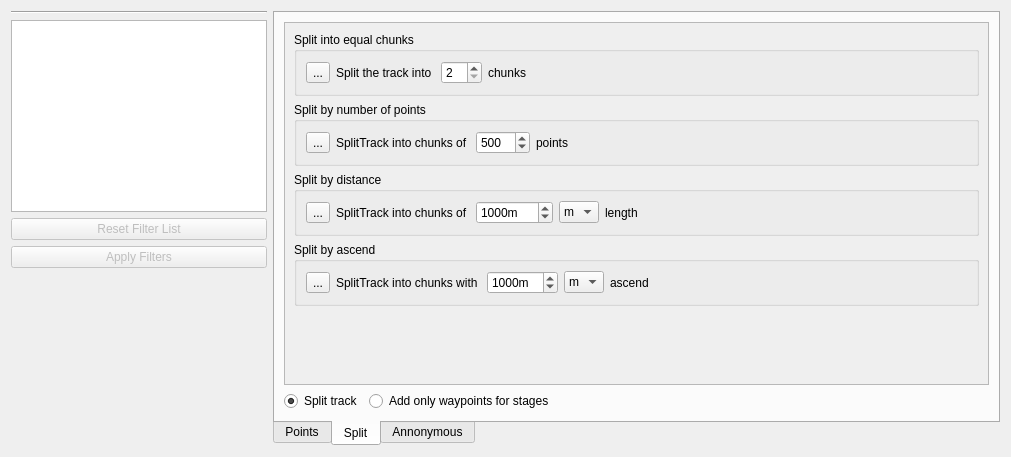
Before: the Qt Designer form src/ITrackFilterWidget.ui in ntruchsess/QLandkarteGT, drawn with Qt 5.
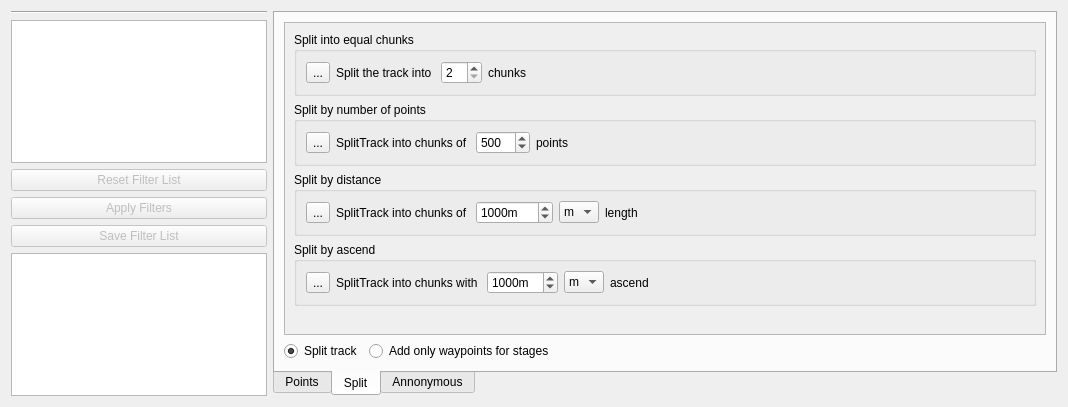
After: the same form once the commit is applied. The open tabs and pages were chosen to show the change. Icons and pictures are not drawn.

Commit message: store track filters

Patch:
```diff
--- a/src/ITrackFilterWidget.ui
+++ b/src/ITrackFilterWidget.ui
@@ -6,8 +6,8 @@
    <rect>
     <x>0</x>
     <y>0</y>
-    <width>1011</width>
-    <height>457</height>
+    <width>1068</width>
+    <height>407</height>
    </rect>
   </property>
   <property name="windowTitle">
@@ -68,22 +68,39 @@
       </widget>
      </item>
      <item>
-      <spacer name="verticalSpacer">
-       <property name="orientation">
-        <enum>Qt::Vertical</enum>
+      <widget class="QPushButton" name="pushSave">
+       <property name="enabled">
+        <bool>false</bool>
        </property>
-       <property name="sizeHint" stdset="0">
-        <size>
-         <width>20</width>
-         <height>40</height>
-        </size>
+       <property name="text">
+        <string>Save Filter List</string>
        </property>
-      </spacer>
+       <property name="icon">
+        <iconset resource="resources.qrc">
+         <normaloff>:/icons/save.png</normaloff>:/icons/save.png</iconset>
+       </property>
+      </widget>
+     </item>
+     <item>
+      <widget class="QListWidget" name="listStored">
+       <property name="sizePolicy">
+        <sizepolicy hsizetype="Maximum" vsizetype="Expanding">
+         <horstretch>0</horstretch>
+         <verstretch>0</verstretch>
+        </sizepolicy>
+       </property>
+       <property name="contextMenuPolicy">
+        <enum>Qt::CustomContextMenu</enum>
+       </property>
+      </widget>
      </item>
     </layout>
    </item>
    <item>
     <widget class="QTabWidget" name="tabWidget">
+     <property name="enabled">
+      <bool>true</bool>
+     </property>
      <property name="tabPosition">
       <enum>QTabWidget::South</enum>
      </property>
@@ -377,8 +394,8 @@
            <rect>
             <x>0</x>
             <y>0</y>
-            <width>703</width>
-            <height>355</height>
+            <width>487</width>
+            <height>330</height>
            </rect>
           </property>
           <layout class="QVBoxLayout" name="verticalLayout_5">
```
Left out of the diff: 2 changed lines with no effect on the pictures. The commit also changes 2 other files.
